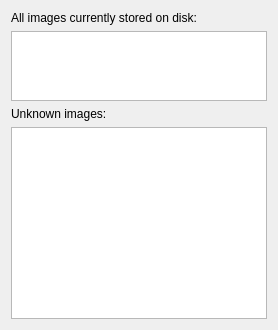
First picture: the form in mtg_proxy_printer/resources/ui/cache_cleanup_wizard/card_filter_page.ui, repository luziferius/MTGProxyPrinter, before the edit.
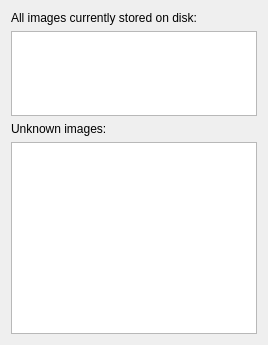
Second picture: the form after the edit.

Commit message:
CacheCleanupWizard: Implemented sorting the card table. Also add the card image as a tooltip to the card name column.
FossilOrigin-Name: 22f834b3963b7260b825c00ccd6a32fa182e7e3e7342b356b1b7e2d2d97c5982

Patch:
```diff
--- a/mtg_proxy_printer/resources/ui/cache_cleanup_wizard/card_filter_page.ui
+++ b/mtg_proxy_printer/resources/ui/cache_cleanup_wizard/card_filter_page.ui
@@ -2,6 +2,14 @@
 <ui version="4.0">
  <class>WizardPage</class>
  <widget class="QWizardPage" name="WizardPage">
+  <property name="geometry">
+   <rect>
+    <x>0</x>
+    <y>0</y>
+    <width>268</width>
+    <height>345</height>
+   </rect>
+  </property>
   <property name="windowTitle">
    <string>WizardPage</string>
   </property>
@@ -36,6 +44,9 @@
      <property name="selectionBehavior">
       <enum>QAbstractItemView::SelectRows</enum>
      </property>
+     <property name="sortingEnabled">
+      <bool>true</bool>
+     </property>
      <attribute name="horizontalHeaderStretchLastSection">
       <bool>true</bool>
      </attribute>
```
The commit also changes 1 other file.
